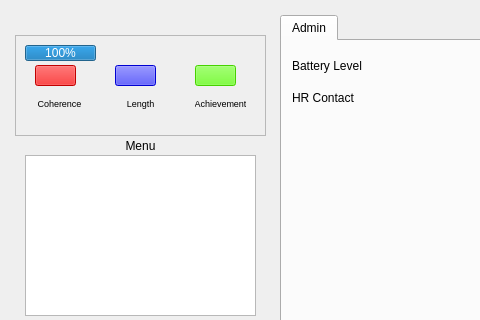
This is ui/mainwindow.ui in code-monke/COMP3004B-Team-Project as Qt 5 draws it before an edit; both pictures show x 0 to 480 and y 0 to 320 of the 734 by 623 pixel window. The edited form follows.
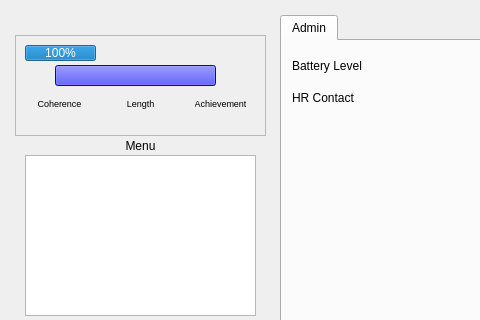
This is the edited form. Icons and pictures are not drawn. Custom widgets are drawn as their Qt base class.

Commit message: Update UI during Session

The edit to the form file:
```diff
--- a/ui/mainwindow.ui
+++ b/ui/mainwindow.ui
@@ -355,28 +355,9 @@
          </property>
          <property name="geometry">
           <rect>
-           <x>20</x>
+           <x>40</x>
            <y>30</y>
-           <width>41</width>
-           <height>21</height>
-          </rect>
-         </property>
-         <property name="styleSheet">
-          <string notr="true">background-color: rgb(234, 0, 0);</string>
-         </property>
-         <property name="text">
-          <string/>
-         </property>
-        </widget>
-        <widget class="QPushButton" name="blueLight">
-         <property name="enabled">
-          <bool>false</bool>
-         </property>
-         <property name="geometry">
-          <rect>
-           <x>100</x>
-           <y>30</y>
-           <width>41</width>
+           <width>161</width>
            <height>21</height>
           </rect>
          </property>
@@ -387,34 +368,6 @@
           <string/>
          </property>
         </widget>
-        <widget class="QPushButton" name="greenLight">
-         <property name="enabled">
-          <bool>false</bool>
-         </property>
-         <property name="geometry">
-          <rect>
-           <x>180</x>
-           <y>30</y>
-           <width>41</width>
-           <height>21</height>
-          </rect>
-         </property>
-         <property name="styleSheet">
-          <string notr="true">background-color: rgb(85, 255, 0);</string>
-         </property>
-         <property name="text">
-          <string/>
-         </property>
-         <property name="autoDefault">
-          <bool>false</bool>
-         </property>
-         <property name="default">
-          <bool>false</bool>
-         </property>
-         <property name="flat">
-          <bool>false</bool>
-         </property>
-        </widget>
         <widget class="QProgressBar" name="batteryBar">
          <property name="geometry">
           <rect>
```
Left out of the diff: 2 changed lines with no effect on the pictures. The commit also changes 7 other files.
